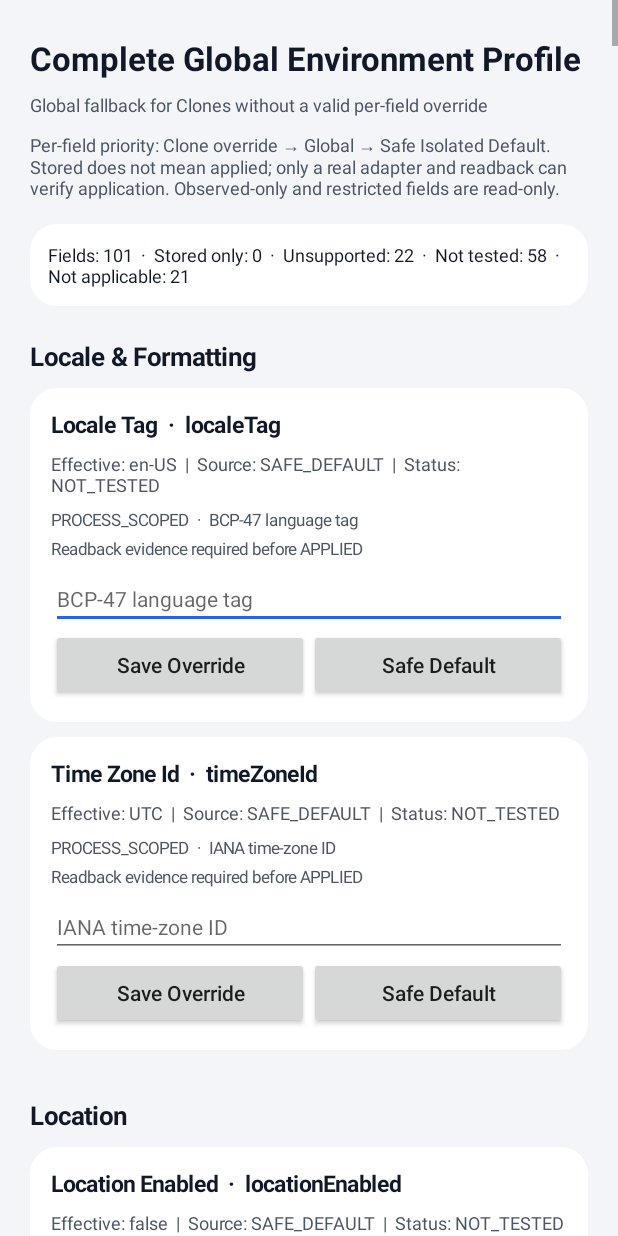
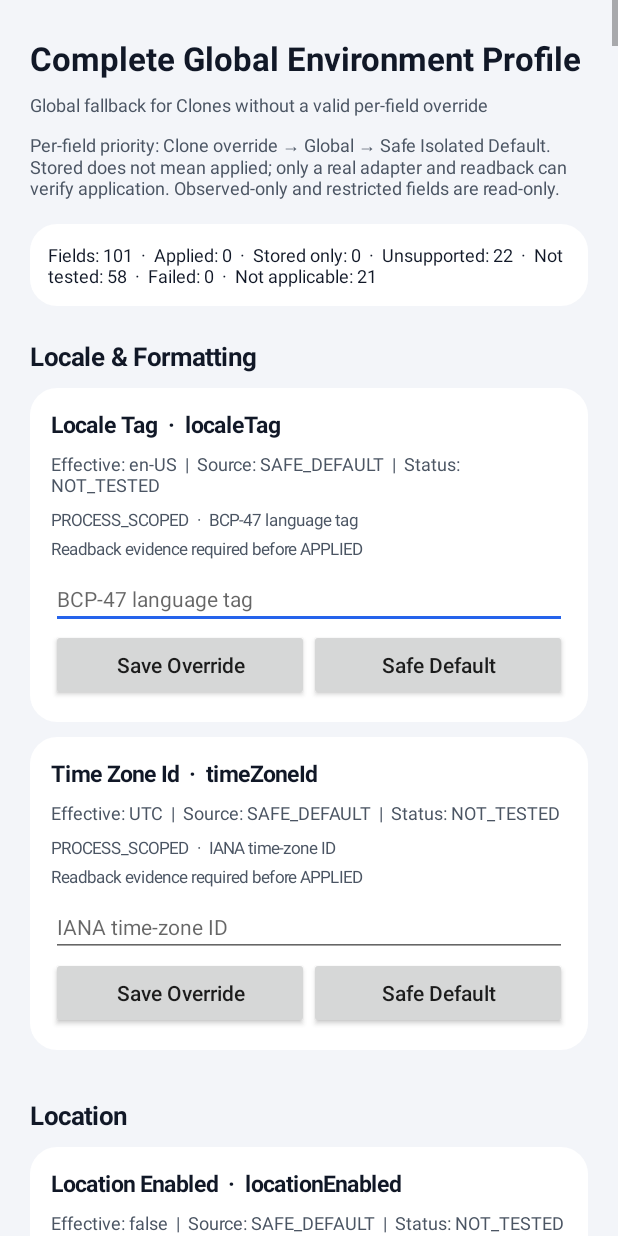
Before and after one commit to vaultveyra/VeyraVault-Project, an Android app: the ProfileDocumentEditorActivity screen opened directly, with no data from a screen before it, on a phone screen of 412 x 824 dp. Run offline under Robolectric (Android 15) with nearby library versions, the phone set to English and light mode, and no system bars.

Commit message:
ui(profile): clarify apply timing and localize registry sections

```diff
--- a/app/src/main/java/com/veyravault/space/ui/ProfileDocumentEditorActivity.java
+++ b/app/src/main/java/com/veyravault/space/ui/ProfileDocumentEditorActivity.java
@@ -180,7 +180,7 @@ public final class ProfileDocumentEditorActivity extends BaseActivity {
             if (!field.category.equals(lastCategory)) {
                 lastCategory = field.category;
                 TextView category = new TextView(this);
-                category.setText(field.category);
+                category.setText(displayCategory(field.category));
                 category.setTextSize(17f);
                 category.setTypeface(android.graphics.Typeface.DEFAULT_BOLD);
                 category.setTextColor(UiPalette.textPrimary(this));
@@ -194,21 +194,25 @@ public final class ProfileDocumentEditorActivity extends BaseActivity {
     }
 
     private void addSummary(Map<String, ProfileDocumentResolver.FieldResult> resolved) {
-        int stored = 0, unsupported = 0, notTested = 0, notApplicable = 0;
+        int applied = 0, stored = 0, unsupported = 0, notTested = 0, failed = 0, notApplicable = 0;
         for (ProfileDocumentResolver.FieldResult field : resolved.values()) {
             switch (field.status) {
+                case APPLIED: applied++; break;
                 case STORED_ONLY: stored++; break;
                 case UNSUPPORTED: unsupported++; break;
                 case NOT_APPLICABLE: notApplicable++; break;
                 case NOT_TESTED: notTested++; break;
+                case FAILED: failed++; break;
                 default: break;
             }
         }
         TextView summary = new TextView(this);
         summary.setText("Fields: " + resolved.size()
+                + "  ·  Applied: " + applied
                 + "  ·  Stored only: " + stored
                 + "  ·  Unsupported: " + unsupported
                 + "  ·  Not tested: " + notTested
+                + "  ·  Failed: " + failed
                 + "  ·  Not applicable: " + notApplicable);
         summary.setTextSize(12f);
         summary.setTextColor(UiPalette.textPrimary(this));
@@ -449,6 +453,18 @@ public final class ProfileDocumentEditorActivity extends BaseActivity {
         }
     }
 
+    private String displayCategory(String category) {
+        if (!fa) return category;
+        if ("Locale & Formatting".equals(category)) return "زبان و قالب‌بندی";
+        if ("Location".equals(category)) return "موقعیت مکانی";
+        if ("Device & OS".equals(category)) return "دستگاه و سیستم‌عامل";
+        if ("Network".equals(category)) return "شبکه";
+        if ("Identifiers & Services".equals(category)) return "شناسه‌ها و سرویس‌ها";
+        if ("Browser & WebView".equals(category)) return "مرورگر و WebView";
+        if ("App Data & Privacy".equals(category)) return "داده و حریم خصوصی برنامه";
+        return category;
+    }
+
     private String valueText(Object value) {
         return value == null ? (fa ? "بدون مقدار / تعریف‌نشده" : "Not configured") : String.valueOf(value);
     }
```
